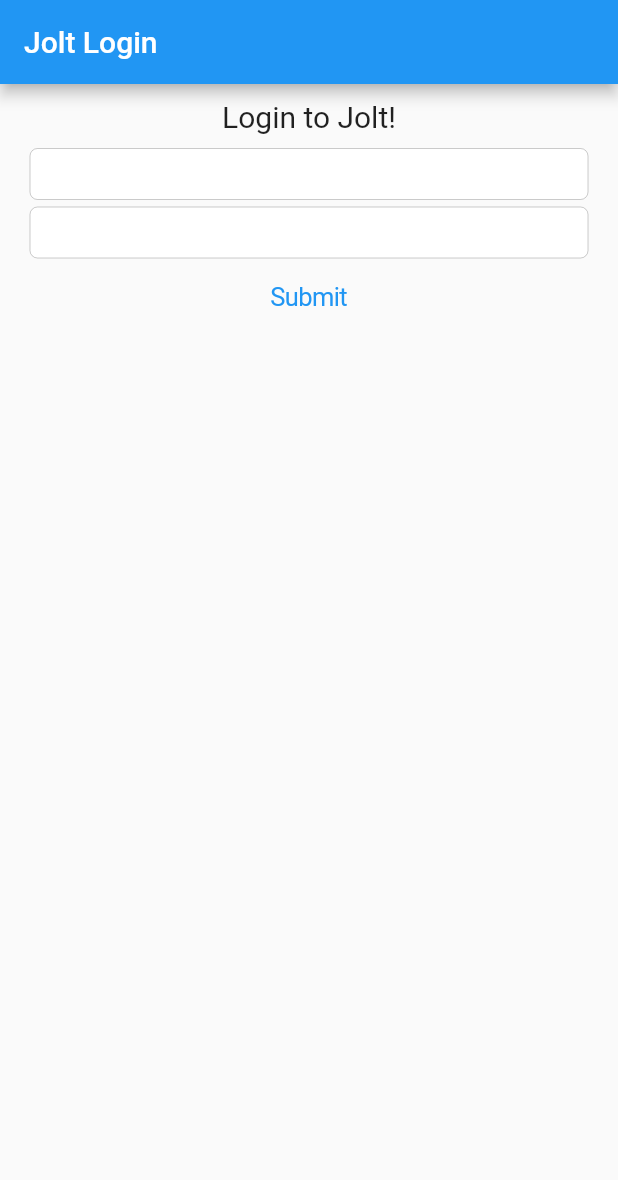
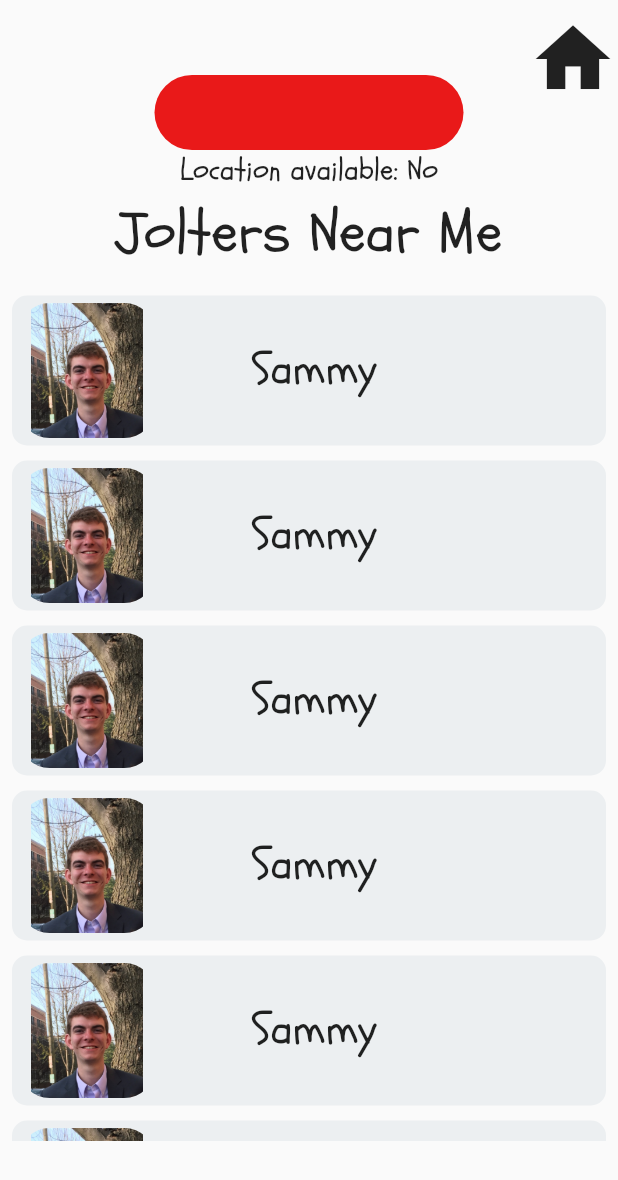
Before and after one commit to samhecht/jolt, a Flutter app: the screen it shows after launch, on a phone screen of 412 x 824 dp. Shown: the top 1180 px of the screen. Run offline on Flutter 3.47's test engine with Material 2 defaults, Android fonts, the phone set to English and light mode, and no system bars.

Commit message:
added discovery feed screen

```diff
--- a/jolt/lib/discovery_feed.dart
+++ b/jolt/lib/discovery_feed.dart
@@ -1,10 +1,43 @@
 import 'package:flutter/material.dart';
 import 'package:flutter/cupertino.dart';
-import 'package:flutter/rendering.dart';
+import './location_available.dart';
+import './size_config.dart';
+import './jolt_app_bar.dart';
+import './jolter_list_view.dart';
 
 class DiscoveryFeed extends StatelessWidget {
   @override
   Widget build(BuildContext context) {
-    return Container();
+    SizeConfig().init(context);
+    return Scaffold(
+      appBar: JoltAppBar(
+        onPressed: () {},
+        child: null,
+        title: null,
+      ),
+      body: Column(
+        mainAxisAlignment: MainAxisAlignment.start,
+        children: <Widget>[
+          Container(
+            width: double.infinity,
+            child: LocationAvailable(),
+          ),
+          Container(
+              width: double.infinity,
+              alignment: Alignment.center,
+              child: Text(
+                'Jolters Near Me',
+                style: TextStyle(
+                  fontSize: 40,
+                  fontFamily: 'Schoolbell-Regular',
+                ),
+              )),
+          Container(
+            width: double.infinity,
+            child: JolterListView(),
+          )
+        ],
+      ),
+    );
   }
 }
--- /dev/null
+++ b/jolt/lib/jolt_app_bar.dart
@@ -0,0 +1,38 @@
+import 'package:flutter/material.dart';
+
+class JoltAppBar extends StatelessWidget implements PreferredSizeWidget {
+  final String title;
+  final Widget child;
+  final Function onPressed;
+  final Function onTitleTapped;
+
+  @override
+  final Size preferredSize;
+  JoltAppBar(
+      {@required this.title,
+      @required this.child,
+      @required this.onPressed,
+      this.onTitleTapped})
+      : preferredSize = Size.fromHeight(60.0);
+
+  @override
+  Widget build(BuildContext context) {
+    return Container(
+      width: double.infinity,
+      height: 50,
+      margin: EdgeInsets.only(right: 20),
+      child: Row(
+        mainAxisAlignment: MainAxisAlignment.end,
+        children: <Widget>[
+          IconButton(
+            icon: Icon(
+              Icons.home,
+              size: 60,
+            ),
+            onPressed: () {},
+          )
+        ],
+      ),
+    );
+  }
+}
--- /dev/null
+++ b/jolt/lib/jolter_list_entry.dart
@@ -0,0 +1,42 @@
+import 'package:flutter/material.dart';
+import './size_config.dart';
+
+class JolterListEntry extends StatelessWidget {
+  @override
+  Widget build(BuildContext context) {
+    SizeConfig().init(context);
+    return Container(
+      width: SizeConfig.safeBlockHorizontal * 80,
+      height: 100,
+      margin: EdgeInsets.only(
+        top: 5,
+        bottom: 5,
+      ),
+      decoration: BoxDecoration(
+        color: const Color(0xffeceff1),
+        shape: BoxShape.rectangle,
+        borderRadius: BorderRadius.circular(10),
+      ),
+      child: Row(
+        children: <Widget>[
+          Container(
+              width: 100,
+              padding: EdgeInsets.all(5),
+              child: ClipRRect(
+                borderRadius: BorderRadius.circular(20),
+                child: Image(
+                  image: AssetImage('assets/images/headshot.jpg'),
+                ),
+              )),
+          Container(
+            margin: EdgeInsets.only(left: 60),
+            child: Text(
+              'Sammy',
+              style: TextStyle(fontSize: 30, fontFamily: 'Schoolbell-Regular'),
+            ),
+          ),
+        ],
+      ),
+    );
+  }
+}
--- /dev/null
+++ b/jolt/lib/jolter_list_view.dart
@@ -0,0 +1,30 @@
+import 'package:flutter/material.dart';
+import './jolter_list_entry.dart';
+import './size_config.dart';
+
+class JolterListView extends StatelessWidget {
+  @override
+  Widget build(BuildContext context) {
+    SizeConfig().init(context);
+    return Container(
+      width: double.infinity,
+      height: SizeConfig.blockSizeVertical * 70,
+      child: ListView(
+        shrinkWrap: true,
+        padding: const EdgeInsets.all(8),
+        children: <Widget>[
+          JolterListEntry(),
+          JolterListEntry(),
+          JolterListEntry(),
+          JolterListEntry(),
+          JolterListEntry(),
+          JolterListEntry(),
+          JolterListEntry(),
+          JolterListEntry(),
+          JolterListEntry(),
+          JolterListEntry(),
+        ],
+      ),
+    );
+  }
+}
--- a/jolt/lib/location_available.dart
+++ b/jolt/lib/location_available.dart
@@ -1,8 +1,50 @@
 import 'package:flutter/material.dart';
+import './size_config.dart';
 
-class LocationAvailable extends StatelessWidget {
+class LocationAvailable extends StatefulWidget {
+  @override
+  _LocationAvailableState createState() => _LocationAvailableState();
+}
+
+class _LocationAvailableState extends State<LocationAvailable> {
+  bool locationAvailable = false;
+
   @override
   Widget build(BuildContext context) {
-    return Container();
+    SizeConfig().init(context);
+    return Container(
+      width: double.infinity,
+      child: Column(
+        children: <Widget>[
+          InkWell(
+            child: Container(
+              width: SizeConfig.safeBlockHorizontal * 50,
+              height: 50,
+              padding: EdgeInsets.only(top: 20),
+              decoration: BoxDecoration(
+                color: locationAvailable
+                    ? const Color(0xffb6e180)
+                    : const Color(0xffe91919),
+                shape: BoxShape.rectangle,
+                borderRadius: BorderRadius.circular(50),
+              ),
+            ),
+            onTap: () {
+              print('tapped location available');
+              setState(() {
+                locationAvailable = !locationAvailable;
+              });
+            },
+          ),
+          Text(
+            'Location available: ' + (locationAvailable ? 'Yes' : 'No'),
+            style: TextStyle(
+              fontSize: 20,
+              fontFamily: 'Schoolbell-Regular',
+            ),
+          ),
+        ],
+      ),
+    );
   }
 }
--- a/jolt/lib/login.dart
+++ b/jolt/lib/login.dart
@@ -2,14 +2,21 @@ import 'package:flutter/material.dart';
 import 'package:flutter/rendering.dart';
 import 'package:flutter/cupertino.dart';
 
-class LoginScreen extends StatelessWidget {
+class LoginScreen extends StatefulWidget {
+  @override
+  _LoginScreenState createState() => _LoginScreenState();
+}
+
+class _LoginScreenState extends State<LoginScreen> {
   String username = '';
+
   String password = '';
+
   @override
   Widget build(BuildContext context) {
     return Scaffold(
       appBar: AppBar(
-        title: Text('Jolt Login'),
+        title: Text('Discovery Feed'),
       ),
       body: Container(
         margin: const EdgeInsets.only(left: 20.0, right: 20.0),
--- a/jolt/lib/main.dart
+++ b/jolt/lib/main.dart
@@ -1,5 +1,5 @@
 import 'package:flutter/material.dart';
-import './login.dart';
+import './discovery_feed.dart';
 
 void main() {
   runApp(MyApp());
@@ -9,7 +9,7 @@ class MyApp extends StatelessWidget {
   @override
   Widget build(BuildContext context) {
     return MaterialApp(
-      home: LoginScreen(),
+      home: DiscoveryFeed(),
     );
   }
 }
--- /dev/null
+++ b/jolt/lib/size_config.dart
@@ -0,0 +1,27 @@
+import 'package:flutter/widgets.dart';
+
+class SizeConfig {
+  static MediaQueryData _mediaQueryData;
+  static double screenWidth;
+  static double screenHeight;
+  static double blockSizeHorizontal;
+  static double blockSizeVertical;
+  static double _safeAreaHorizontal;
+  static double _safeAreaVertical;
+  static double safeBlockHorizontal;
+  static double safeBlockVertical;
+
+  void init(BuildContext context) {
+    _mediaQueryData = MediaQuery.of(context);
+    screenWidth = _mediaQueryData.size.width;
+    screenHeight = _mediaQueryData.size.height;
+    blockSizeHorizontal = screenWidth / 100;
+    blockSizeVertical = screenHeight / 100;
+    _safeAreaHorizontal =
+        _mediaQueryData.padding.left + _mediaQueryData.padding.right;
+    _safeAreaVertical =
+        _mediaQueryData.padding.top + _mediaQueryData.padding.bottom;
+    safeBlockHorizontal = (screenWidth - _safeAreaHorizontal) / 100;
+    safeBlockVertical = (screenHeight - _safeAreaVertical) / 100;
+  }
+}
```
Also changed, not shown: jolt/pubspec.yaml (+8 -0 lines), jolt/assets/images/headshot.jpg (added), jolt/google_fonts/LICENSE.txt (added), jolt/google_fonts/Schoolbell-Regular.ttf (added), jolt/lib/placeholder-person.jpg (added).
